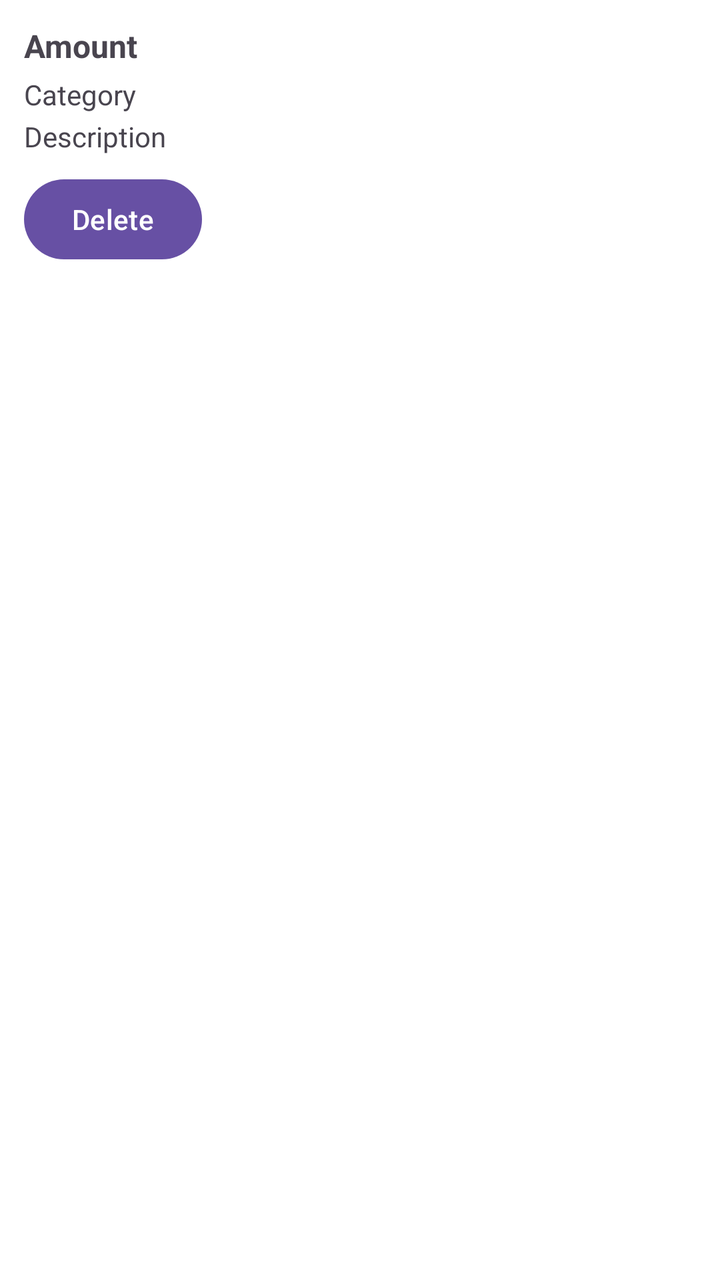
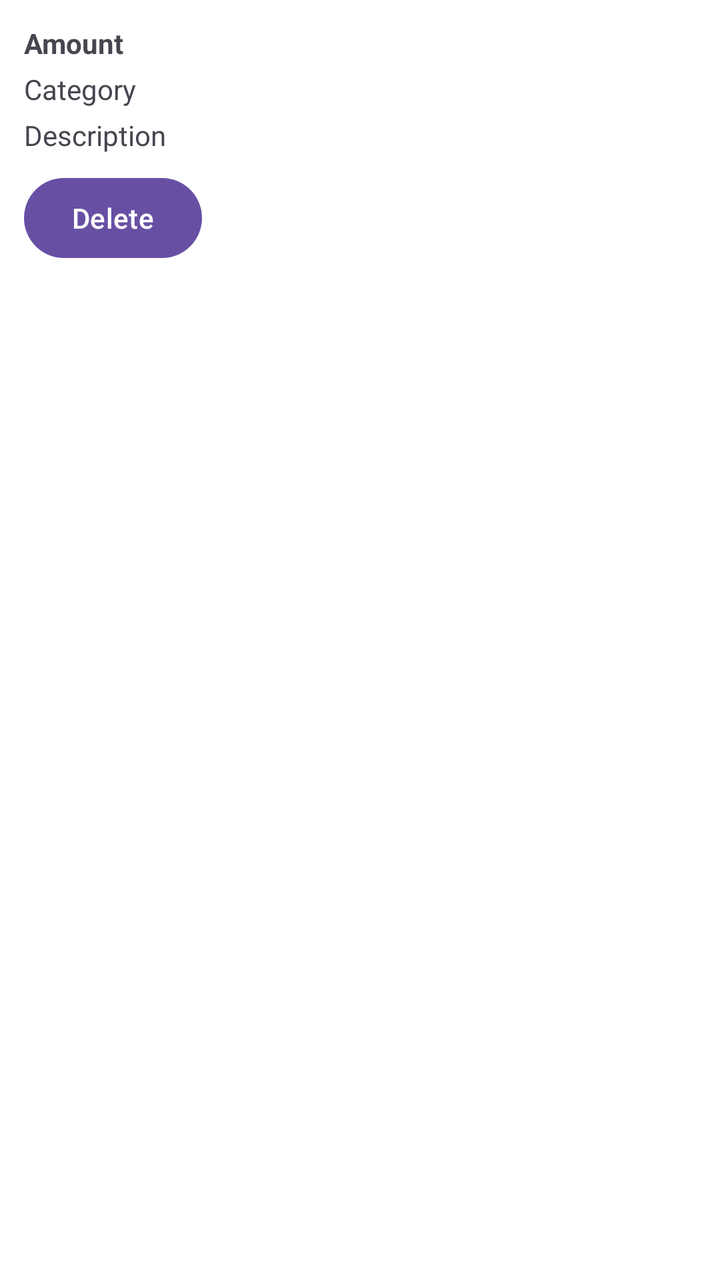

An Android layout rendered at two revisions. The XML below is the earlier revision; the diff shows what the commit changed to produce the second picture.
<!-- AndroidManifest.xml: application theme Theme.SmartBudget -->
<!-- res/layout/item_expense.xml -->
<?xml version="1.0" encoding="utf-8"?>
<LinearLayout xmlns:android="http://schemas.android.com/apk/res/android"
    android:layout_width="match_parent"
    android:layout_height="wrap_content"
    android:orientation="vertical"
    android:padding="12dp"
    android:layout_marginBottom="10dp"
    android:background="@android:color/white"
    android:elevation="4dp">

    <TextView
        android:id="@+id/itemAmount"
        android:layout_width="wrap_content"
        android:layout_height="wrap_content"
        android:text="Amount"
        android:textStyle="bold"
        android:textSize="16sp"/>

    <TextView
        android:id="@+id/itemCategory"
        android:layout_width="wrap_content"
        android:layout_height="wrap_content"
        android:text="Category"
        android:layout_marginTop="4dp"/>

    <TextView
        android:id="@+id/itemDescription"
        android:layout_width="wrap_content"
        android:layout_height="wrap_content"
        android:text="Description"
        android:layout_marginTop="2dp"/>

    <Button
        android:id="@+id/deleteBtn"
        android:layout_width="wrap_content"
        android:layout_height="wrap_content"
        android:text="Delete"
        android:layout_marginTop="8dp"/>
</LinearLayout>
<!-- resources referenced by this layout -->
<resources>
  <style name="Theme.SmartBudget" parent="Base.Theme.SmartBudget" />
  <style name="Base.Theme.SmartBudget" parent="Theme.Material3.DayNight.NoActionBar">
          
          
      </style>
</resources>

<!-- the commit's change to res/layout/item_expense.xml (unified diff, before → after) -->
@@ -8,32 +8,36 @@
     android:background="@android:color/white"
     android:elevation="4dp">
 
+    
     <TextView
         android:id="@+id/itemAmount"
         android:layout_width="wrap_content"
         android:layout_height="wrap_content"
-        android:text="Amount"
-        android:textStyle="bold"
-        android:textSize="16sp"/>
+        android:text="@string/label_amount"
+        android:textStyle="bold" />
 
+    
     <TextView
         android:id="@+id/itemCategory"
         android:layout_width="wrap_content"
         android:layout_height="wrap_content"
-        android:text="Category"
-        android:layout_marginTop="4dp"/>
+        android:text="@string/label_category"
+        android:layout_marginTop="4dp" />
 
+    
     <TextView
         android:id="@+id/itemDescription"
         android:layout_width="wrap_content"
         android:layout_height="wrap_content"
-        android:text="Description"
-        android:layout_marginTop="2dp"/>
+        android:text="@string/label_description"
+        android:layout_marginTop="4dp" />
 
+    
     <Button
         android:id="@+id/deleteBtn"
         android:layout_width="wrap_content"
         android:layout_height="wrap_content"
-        android:text="Delete"
-        android:layout_marginTop="8dp"/>
+        android:text="@string/delete"
+        android:layout_marginTop="8dp" />
+
 </LinearLayout>
<!-- resource entries referenced after the edit -->
@@ -1,5 +1,9 @@
 <!-- resources referenced by this layout -->
 <resources>
+  <string name="delete">Delete</string>
+  <string name="label_amount">Amount</string>
+  <string name="label_category">Category</string>
+  <string name="label_description">Description</string>
   <style name="Theme.SmartBudget" parent="Base.Theme.SmartBudget" />
   <style name="Base.Theme.SmartBudget" parent="Theme.Material3.DayNight.NoActionBar">
           
